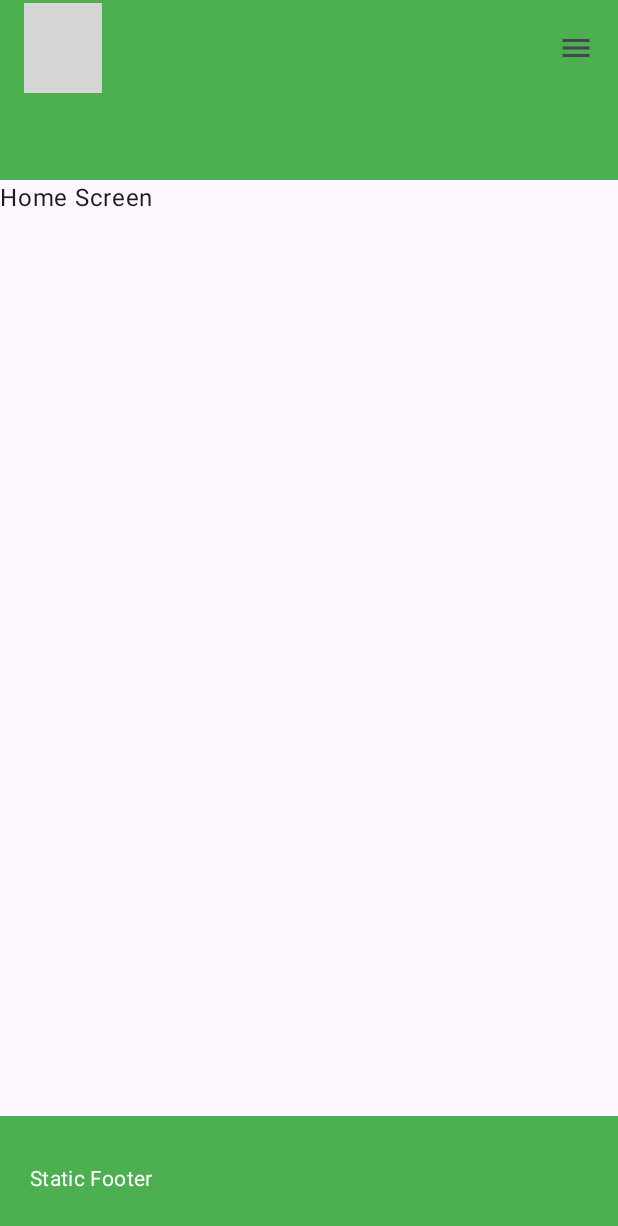
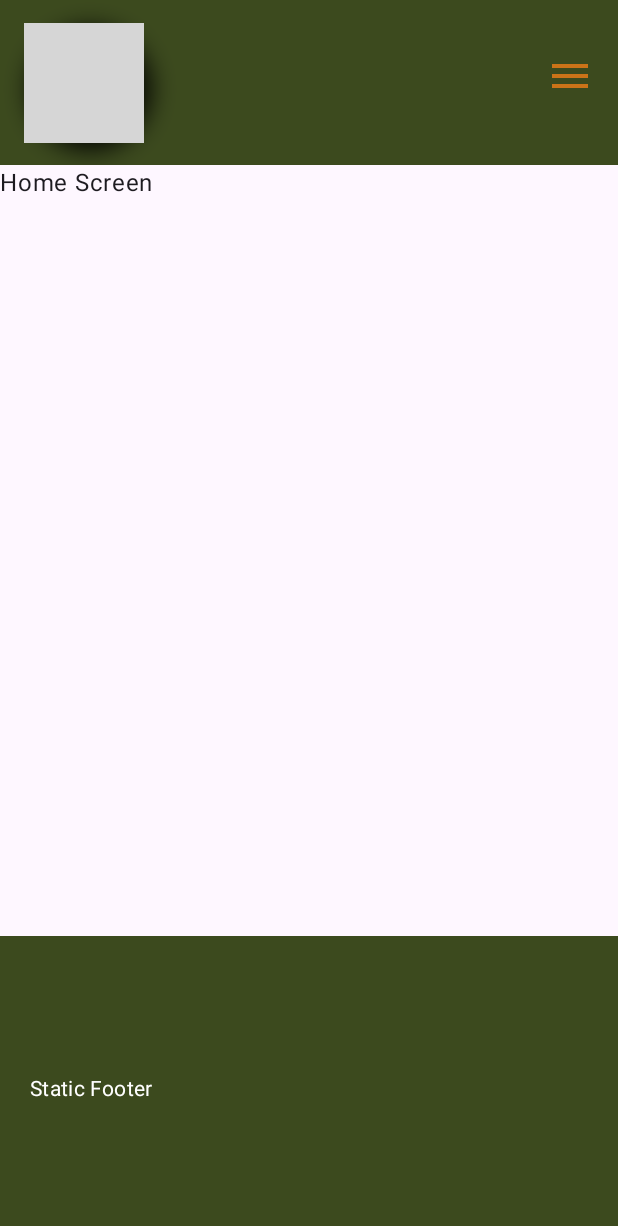
Before and after one commit to shuhad786/Empower_The_Nation_WIL, an Android app built with Jetpack Compose: the screen it shows after launch (MainActivity), on a phone screen of 412 x 824 dp. Shown: the top 1226 px of the screen. Run offline under Robolectric (Android 15) with nearby library versions, the phone set to English and light mode, and no system bars; grey boxes are pictures that could not be loaded.

Commit message:
Update topbar and footer background colors and add the menu size

```diff
--- a/Android/app/build.gradle.kts
+++ b/Android/app/build.gradle.kts
@@ -57,4 +57,5 @@ dependencies {
   implementation(libs.androidx.navigation.compose)
   implementation(libs.androidx.material3)
   implementation(libs.androidx.material3.window.size.class1)
+  implementation(platform(libs.androidx.compose.bom))
 }
--- a/Android/app/src/main/java/com/example/empowerthenationmobile/MainActivity.kt
+++ b/Android/app/src/main/java/com/example/empowerthenationmobile/MainActivity.kt
@@ -3,14 +3,18 @@ package com.example.empowerthenationmobile
 import android.os.Bundle
 import androidx.activity.ComponentActivity
 import androidx.activity.compose.setContent
+import androidx.compose.foundation.Image
+import androidx.compose.foundation.background
+import androidx.compose.foundation.layout.Arrangement
 import androidx.compose.foundation.layout.Box
 import androidx.compose.foundation.layout.Row
+import androidx.compose.foundation.layout.fillMaxHeight
+import androidx.compose.foundation.layout.fillMaxSize
+import androidx.compose.foundation.layout.fillMaxWidth
+import androidx.compose.foundation.layout.height
+import androidx.compose.foundation.layout.padding
 import androidx.compose.foundation.layout.size
-import androidx.compose.foundation.layout.padding
-import androidx.compose.foundation.Image
-import androidx.compose.foundation.layout.height
-import androidx.compose.ui.res.painterResource
-import androidx.compose.material3.TopAppBarDefaults
+import androidx.compose.foundation.shape.CircleShape
 import androidx.compose.material3.BottomAppBar
 import androidx.compose.material3.DropdownMenu
 import androidx.compose.material3.DropdownMenuItem
@@ -21,15 +25,28 @@ import androidx.compose.material3.MaterialTheme
 import androidx.compose.material3.Scaffold
 import androidx.compose.material3.Text
 import androidx.compose.material3.TopAppBar
+import androidx.compose.material3.TopAppBarDefaults
 import androidx.compose.runtime.Composable
 import androidx.compose.runtime.getValue
 import androidx.compose.runtime.mutableStateOf
 import androidx.compose.runtime.remember
 import androidx.compose.runtime.setValue
+import androidx.compose.ui.Alignment
 import androidx.compose.ui.Modifier
-import androidx.compose.ui.Alignment
+import androidx.compose.ui.draw.clip
+import androidx.compose.ui.draw.drawBehind
+import androidx.compose.ui.graphics.Color
+import androidx.compose.ui.graphics.Paint
+import androidx.compose.ui.graphics.drawscope.drawIntoCanvas
+import androidx.compose.ui.graphics.nativeCanvas
+import androidx.compose.ui.graphics.toArgb
+import androidx.compose.ui.platform.LocalConfiguration
+import androidx.compose.ui.res.painterResource
 import androidx.compose.ui.tooling.preview.Preview
 import androidx.compose.ui.unit.dp
+import androidx.compose.ui.platform.LocalDensity
+import androidx.compose.ui.platform.LocalWindowInfo
+import androidx.compose.ui.ExperimentalComposeUiApi
 import androidx.navigation.compose.NavHost
 import androidx.navigation.compose.composable
 import androidx.navigation.compose.rememberNavController
@@ -40,7 +57,9 @@ import com.example.empowerthenationmobile.ui.forms.FormScreen
 import com.example.empowerthenationmobile.ui.home.HomeScreen
 import com.example.empowerthenationmobile.ui.sixMonths.SixMonthScreen
 import com.example.empowerthenationmobile.ui.sixWeeks.SixWeekScreen
+import com.example.empowerthenationmobile.ui.theme.BrownAccent
 import com.example.empowerthenationmobile.ui.theme.EmpowerTheNationMobileTheme
+import com.example.empowerthenationmobile.ui.theme.OrangeText
 
 
 class MainActivity : ComponentActivity() {
@@ -60,35 +79,88 @@ fun EmpowerTheNationApp() {
   val navController = rememberNavController()
   var expanded by remember { mutableStateOf(false) }  // Dropdown menu visibility state
 
+  // shadow values for the Logo
+  val shadowColor = Color(0xFF000000)  // black
+  val shadowAlpha = 1f  // 100% opacity
+  val shadowBlurRadius = 15.dp
+  val shadowOffsetX = 4.dp
+  val shadowOffsetY = 4.dp
+
+  // menu height and width between top bar and footer
+  val windowInfo = LocalWindowInfo.current
+  val density = LocalDensity.current
+  val containerHeightDp = with(density) { windowInfo.containerSize.height.toDp() }
+  val topBarHeight = 110.dp
+  val bottomBarHeight = 200.dp  // adjust if your BottomAppBar height differs
+  val dropdownHeight = containerHeightDp - topBarHeight - bottomBarHeight
+
   Scaffold(
     topBar = {
       TopAppBar(
-        modifier = Modifier.height(120.dp),
+        modifier = Modifier.height(topBarHeight),
         title = {
-          Row(verticalAlignment = Alignment.CenterVertically) {
-            Image(
-              painter = painterResource(id = R.drawable.ic_logo),
-              contentDescription = "App Logo",
+
+          Row (
+            modifier = Modifier.fillMaxHeight(),
+            verticalAlignment = Alignment.CenterVertically,
+            horizontalArrangement = Arrangement.SpaceAround)
+          {
+            Box(
               modifier = Modifier
-                .size(60.dp)
-                .padding(end = 8.dp)
-            )
+                .size(80.dp)
+                .drawBehind {
+                  drawIntoCanvas { canvas ->
+                    val paint = Paint().asFrameworkPaint().apply {
+                      isAntiAlias = true
+                      color = shadowColor.copy(alpha = shadowAlpha).toArgb()
+                      setShadowLayer(
+                        shadowBlurRadius.toPx(),
+                        shadowOffsetX.toPx(),
+                        shadowOffsetY.toPx(),
+                        color
+                      )
+                    }
+                    canvas.nativeCanvas.drawCircle(
+                      size.width / 2,
+                      size.height / 2,
+                      size.minDimension / 2,
+                      paint
+                    )
+                  }
+                }
+                .clip(CircleShape)
+            ) {
+              Image(
+                painter = painterResource(id = R.drawable.ic_logo),
+                contentDescription = "App Logo",
+                modifier = Modifier.fillMaxSize()
+              )
+            }
           }
         },
         colors = TopAppBarDefaults.topAppBarColors(
-          containerColor = MaterialTheme.colorScheme.primary  // GreenAccent background
+          containerColor = MaterialTheme.colorScheme.primary
         ),
         actions = {
-          Box (contentAlignment = Alignment.Center) {
+          Box  {
             IconButton(onClick = { expanded = true }) {
-              Icon(Menu, contentDescription = "Menu")
+              Icon (
+                Menu,
+                contentDescription = "Menu",
+                tint = OrangeText,
+                modifier = Modifier.size(40.dp)
+                )
             }
             DropdownMenu(
               expanded = expanded,
-              onDismissRequest = { expanded = false }
+              onDismissRequest = { expanded = false },
+              modifier = Modifier
+                .fillMaxWidth()
+                .height(dropdownHeight)
+                .background(BrownAccent.copy(alpha = 0.9f))
             ) {
               DropdownMenuItem(
-                text = { Text("Home") },
+                text = { Text("Home", color = OrangeText) },
                 onClick = {
                   expanded = false
                   navController.navigate("home") {
@@ -98,7 +170,7 @@ fun EmpowerTheNationApp() {
                 }
               )
               DropdownMenuItem(
-                text = { Text("About") },
+                text = { Text("About", color = OrangeText) },
                 onClick = {
                   expanded = false
                   navController.navigate("about") {
@@ -108,7 +180,7 @@ fun EmpowerTheNationApp() {
                 }
               )
               DropdownMenuItem(
-                text = { Text("Six Month Course") },
+                text = { Text("Six Month Course", color = OrangeText) },
                 onClick = {
                   expanded = false
                   navController.navigate("sixMonths") {
@@ -118,7 +190,7 @@ fun EmpowerTheNationApp() {
                 }
               )
               DropdownMenuItem(
-                text = { Text("Six Week Course") },
+                text = { Text("Six Week Course", color = OrangeText) },
                 onClick = {
                   expanded = false
                   navController.navigate("sixWeeks") {
@@ -128,7 +200,7 @@ fun EmpowerTheNationApp() {
                 }
               )
               DropdownMenuItem(
-                text = { Text("Contact") },
+                text = { Text("Contact", color = OrangeText) },
                 onClick = {
                   expanded = false
                   navController.navigate("contact") {
@@ -138,7 +210,7 @@ fun EmpowerTheNationApp() {
                 }
               )
               DropdownMenuItem(
-                text = { Text("Forms") },
+                text = { Text("Forms", color = OrangeText) },
                 onClick = {
                   expanded = false
                   navController.navigate("forms") {
@@ -154,7 +226,8 @@ fun EmpowerTheNationApp() {
     },
     bottomBar = {
       BottomAppBar(
-        containerColor = MaterialTheme.colorScheme.primary  // GreenAccent background
+        containerColor = MaterialTheme.colorScheme.primary, // GreenAccent background
+        modifier = Modifier.height(bottomBarHeight)
       ) {
         Text(
           modifier = Modifier.padding(16.dp),
--- a/Android/app/src/main/java/com/example/empowerthenationmobile/composable_icons/Menu.kt
+++ b/Android/app/src/main/java/com/example/empowerthenationmobile/composable_icons/Menu.kt
@@ -5,6 +5,8 @@ import androidx.compose.ui.graphics.SolidColor
 import androidx.compose.ui.graphics.vector.ImageVector
 import androidx.compose.ui.graphics.vector.path
 import androidx.compose.ui.unit.dp
+import com.example.empowerthenationmobile.ui.theme.OrangeText
+
 
 val Menu: ImageVector
     get() {
@@ -12,13 +14,13 @@ val Menu: ImageVector
 
         _Menu = ImageVector.Builder(
             name = "Menu",
-            defaultWidth = 24.dp,
-            defaultHeight = 24.dp,
-            viewportWidth = 24f,
-            viewportHeight = 24f
+            defaultWidth = 30.dp,
+            defaultHeight = 30.dp,
+            viewportWidth = 30f,
+            viewportHeight = 30f
         ).apply {
             path(
-                fill = SolidColor(Color(0xFF000000))
+                fill = SolidColor(OrangeText)
             ) {
                 // Top bar
                 moveTo(3f, 6f)
--- a/Android/app/src/main/java/com/example/empowerthenationmobile/ui/theme/Color.kt
+++ b/Android/app/src/main/java/com/example/empowerthenationmobile/ui/theme/Color.kt
@@ -2,8 +2,7 @@ package com.example.empowerthenationmobile.ui.theme
 
 import androidx.compose.ui.graphics.Color
 
-// val GreenAccent = Color(0xFF3C4A1E) original green color
-val GreenAccent = Color(0xFF4CAF50)  // Material Green 500, brighter green test
-// val OrangeText = Color(0xFFCB7318)
+val GreenAccent = Color(0xFF3C4A1E)
+val OrangeText = Color(0xFFCB7318)
 val BackgroundColor = Color(0xFFF8F0E0)
 val BrownAccent = Color(0xFF442F13)
--- a/Android/gradle/libs.versions.toml
+++ b/Android/gradle/libs.versions.toml
@@ -8,7 +8,7 @@ espressoCore = "3.6.1"
 kotlinxCoroutinesAndroid = "1.9.0"
 lifecycleRuntimeKtx = "2.9.0"
 activityCompose = "1.10.1"
-composeBom = "2024.09.00"
+composeBom = "2024.12.01"
 material3WindowSizeClass = "1.5.0-alpha06"
 
 [libraries]
```
